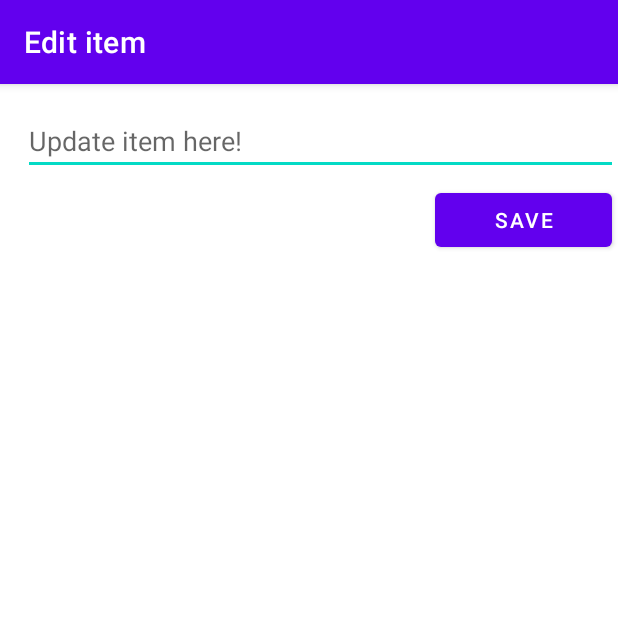
After one commit to dhrutip/SimpleToDo, an Android app: the EditActivity screen opened directly, with no data from a screen before it, on a phone screen of 412 x 824 dp, the top half of it. The commit adds this screen. Run offline under Robolectric (Android 15) with nearby library versions, the phone set to English and light mode, and no system bars.

Commit message:
completed stretch goals

```diff
--- a/app/src/main/AndroidManifest.xml
+++ b/app/src/main/AndroidManifest.xml
@@ -9,6 +9,7 @@
         android:roundIcon="@mipmap/ic_launcher_round"
         android:supportsRtl="true"
         android:theme="@style/Theme.SimpleToDo">
+        <activity android:name=".EditActivity"></activity>
         <activity android:name=".MainActivity">
             <intent-filter>
                 <action android:name="android.intent.action.MAIN" />
--- /dev/null
+++ b/app/src/main/java/com/example/simpletodo/EditActivity.java
@@ -0,0 +1,45 @@
+package com.example.simpletodo;
+
+import androidx.appcompat.app.AppCompatActivity;
+
+import android.content.Intent;
+import android.os.Bundle;
+import android.view.View;
+import android.widget.Button;
+import android.widget.EditText;
+
+public class EditActivity extends AppCompatActivity {
+
+    EditText edItem;
+    Button btnSave;
+
+    @Override
+    protected void onCreate(Bundle savedInstanceState) {
+        super.onCreate(savedInstanceState);
+        setContentView(R.layout.activity_edit);
+
+        edItem = findViewById(R.id.edItem);
+        btnSave = findViewById(R.id.btnSave);
+
+        getSupportActionBar().setTitle("Edit item");
+        edItem.setText(getIntent().getStringExtra(MainActivity.KEY_ITEM_TEXT));
+
+        // When the user is done editing, they click on the button
+        btnSave.setOnClickListener(new View.OnClickListener() {
+            @Override
+            public void onClick(View v) {
+                // Create an intent which will contain the resulsts of what the user modifies
+                Intent intent = new Intent();
+                // Pass the results
+                intent.putExtra(MainActivity.KEY_ITEM_TEXT, edItem.getText().toString());
+                intent.putExtra(MainActivity.KEY_ITEM_POSITION, getIntent().getExtras().getInt(MainActivity.KEY_ITEM_POSITION));
+                // Set the result of the intent
+                setResult(RESULT_OK, intent);
+                // Finish activity, close screen and go back
+                finish();
+            }
+        });
+
+
+    }
+}
--- /dev/null
+++ b/app/src/main/res/layout/activity_edit.xml
@@ -0,0 +1,32 @@
+<?xml version="1.0" encoding="utf-8"?>
+<RelativeLayout xmlns:android="http://schemas.android.com/apk/res/android"
+    xmlns:app="http://schemas.android.com/apk/res-auto"
+    xmlns:tools="http://schemas.android.com/tools"
+    android:id="@+id/editText"
+    android:layout_width="match_parent"
+    android:layout_height="match_parent"
+    tools:context=".EditActivity">
+
+    <EditText
+        android:id="@+id/edItem"
+        android:layout_width="match_parent"
+        android:layout_height="wrap_content"
+        android:layout_alignParentStart="true"
+        android:layout_alignParentTop="true"
+        android:layout_marginStart="15dp"
+        android:layout_marginTop="15dp"
+        android:ems="10"
+        android:hint="Update item here!" />
+
+    <Button
+        android:id="@+id/btnSave"
+        android:layout_width="117dp"
+        android:layout_height="wrap_content"
+        android:layout_below="@+id/edItem"
+        android:layout_alignParentStart="true"
+        android:layout_alignParentEnd="true"
+        android:layout_marginStart="290dp"
+        android:layout_marginTop="6dp"
+        android:layout_marginEnd="4dp"
+        android:text="Save" />
+</RelativeLayout>
--- a/app/src/main/res/layout/activity_main.xml
+++ b/app/src/main/res/layout/activity_main.xml
@@ -12,11 +12,10 @@
         android:layout_height="wrap_content"
         android:layout_alignParentEnd="true"
         android:layout_alignParentBottom="true"
-        android:layout_margin="0dp"
         android:layout_marginStart="0dp"
         android:layout_marginLeft="0dp"
         android:layout_marginTop="0dp"
-        android:layout_marginEnd="0dp"
+        android:layout_marginEnd="5dp"
         android:layout_marginRight="0dp"
         android:layout_marginBottom="0dp"
         android:text="Add" />
```
Also changed, not shown: app/src/main/java/com/example/simpletodo/ItemsAdapter.java (+12 -1 lines), app/src/main/java/com/example/simpletodo/MainActivity.java (+40 -1 lines).
